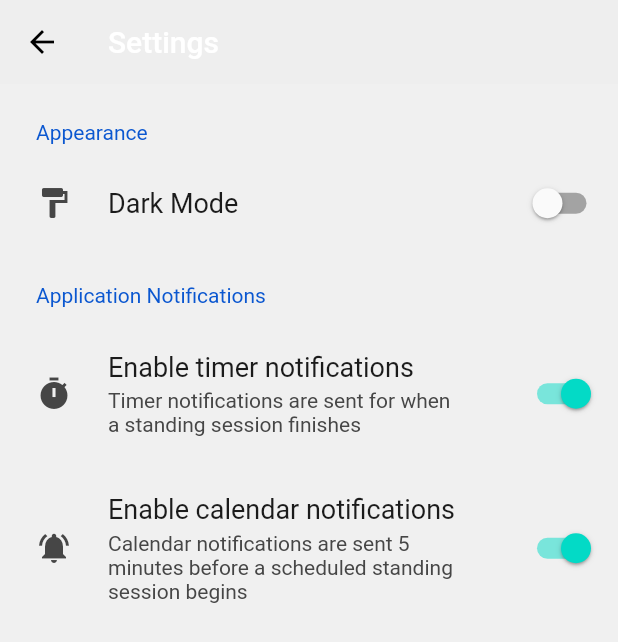
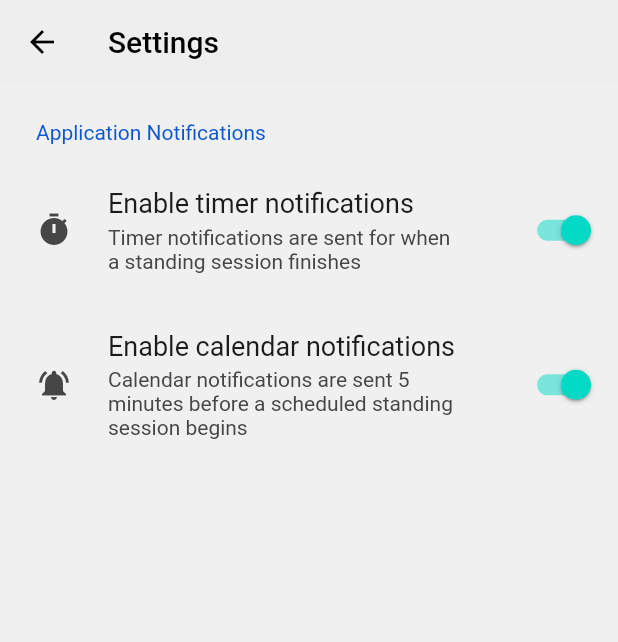
Before and after one commit to AlvinKuruvilla/stand-up, a Flutter app: the SettingsPage screen opened directly, on a phone screen of 412 x 824 dp. Shown: the top 642 px of the screen. Run offline on Flutter 3.47's test engine with Material 2 defaults, Android fonts, the phone set to English and light mode, and no system bars; drawn by our look-alikes of overlay_support, settings_ui; our stand-ins replace firebase_core, introduction_screen, syncfusion_flutter_calendar; missing offline and left inert: flutter_stripe; accounts and stored records are empty.

Commit message:
Cleanup some UI issues

```diff
--- a/stand_up/lib/Pages/Settings/settings_page.dart
+++ b/stand_up/lib/Pages/Settings/settings_page.dart
@@ -1,7 +1,5 @@
 import 'package:flutter/material.dart';
-import 'package:provider/provider.dart';
 import 'package:settings_ui/settings_ui.dart';
-import 'package:stand_up/Widgets/Utilities/theme_provider.dart';
 
 class SettingsPage extends StatefulWidget {
   const SettingsPage({super.key});
@@ -20,34 +18,20 @@ class SettingsPageState extends State<SettingsPage> {
   bool useCustomTheme = false;
   @override
   Widget build(BuildContext context) {
-    final themeProvider = Provider.of<ThemeProvider>(context);
     return Scaffold(
         backgroundColor: Colors.grey.shade200,
         appBar: AppBar(
           iconTheme: const IconThemeData(color: Colors.black),
           backgroundColor: Colors.transparent,
           elevation: 0,
-          title: const Text('Settings'),
+          title: const Text(
+            'Settings',
+            style: TextStyle(
+              color: Colors.black,
+            ),
+          ),
         ),
         body: SettingsList(platform: selectedPlatform, sections: [
-          SettingsSection(
-            title: const Text('Appearance'),
-            tiles: <SettingsTile>[
-              SettingsTile.switchTile(
-                onToggle: (value) {
-                  setState(() {
-                    useCustomTheme = value;
-                    final provider =
-                        Provider.of<ThemeProvider>(context, listen: false);
-                    provider.toggleTheme(value);
-                  });
-                },
-                initialValue: useCustomTheme,
-                leading: const Icon(Icons.format_paint),
-                title: const Text('Dark Mode'),
-              ),
-            ],
-          ),
           SettingsSection(
             title: const Text('Application Notifications'),
             tiles: <SettingsTile>[
--- a/stand_up/lib/Widgets/Utilities/theme_provider.dart
+++ b/stand_up/lib/Widgets/Utilities/theme_provider.dart
@@ -1,18 +1,13 @@
 import 'package:flutter/material.dart';
 
 class ThemeProvider extends ChangeNotifier {
-  static final darkTheme = ThemeData(
-    scaffoldBackgroundColor: Colors.grey.shade900,
-    colorScheme: const ColorScheme.dark(),
-  );
-  static final lightTheme = ThemeData(
-    scaffoldBackgroundColor: Colors.white,
-    colorScheme: const ColorScheme.light(),
-  );
-  ThemeMode themeMode = ThemeMode.dark;
-  bool get isDarkMode => themeMode == ThemeMode.dark;
-  void toggleTheme(bool isOn) {
-    themeMode = isOn ? ThemeMode.dark : ThemeMode.light;
+  static bool _isDark = false;
+  ThemeMode currentTheme() {
+    return _isDark ? ThemeMode.dark : ThemeMode.light;
+  }
+
+  void toggleTheme() {
+    _isDark = !_isDark;
     notifyListeners();
   }
 }
--- /dev/null
+++ b/stand_up/lib/config.dart
@@ -0,0 +1,5 @@
+library config.globals;
+
+import 'package:stand_up/Widgets/Utilities/theme_provider.dart';
+
+ThemeProvider themeProvider = ThemeProvider();
--- a/stand_up/lib/main.dart
+++ b/stand_up/lib/main.dart
@@ -10,6 +10,7 @@ import 'package:stand_up/Pages/Donation/donation_page.dart';
 import 'package:stand_up/Pages/Login/login_page.dart';
 import 'package:stand_up/Widgets/Calendar/event_provider.dart';
 import 'package:firebase_core/firebase_core.dart';
+import 'package:stand_up/config.dart';
 
 import 'firebase_options.dart';
 
@@ -49,7 +50,7 @@ class _MyAppState extends State<MyApp> {
           child: MaterialApp(
         home: !kIsWeb ? const DonationPage() : const LoginPage(),
         debugShowCheckedModeBanner: false,
-        themeMode: ThemeMode.system,
+        themeMode: themeProvider.currentTheme(),
         theme: ThemeData(
             scaffoldBackgroundColor: Colors.white,
             colorScheme: const ColorScheme.light()),
```
Also changed, not shown: stand_up/lib/Pages/Timer/timer_page.dart (+18 -1 lines).
